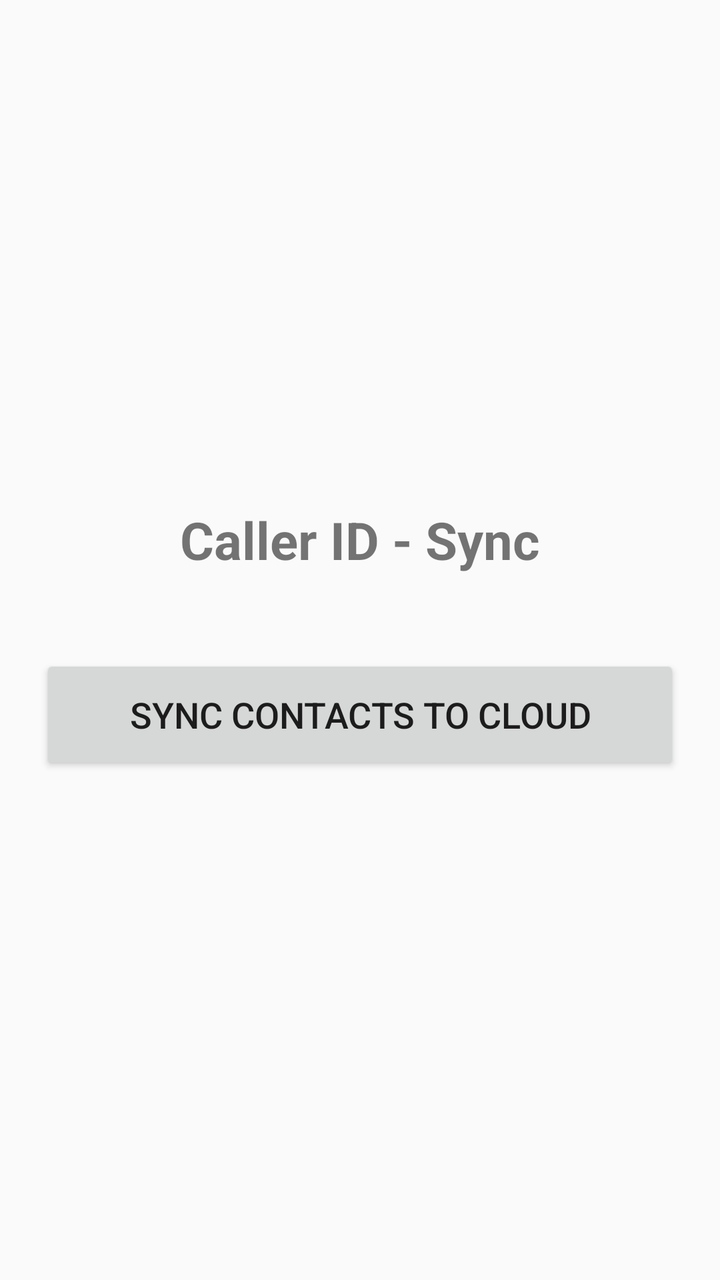
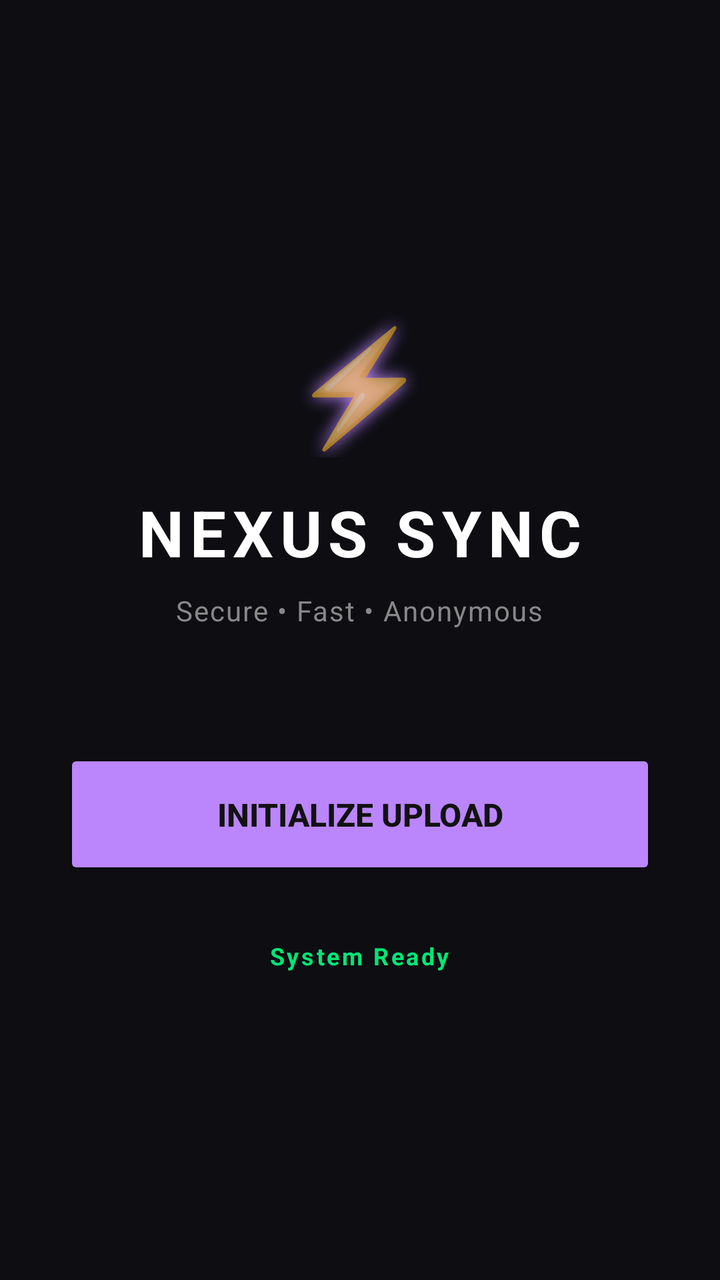

The first picture is an Android layout as it rendered before a commit; the second is the same layout after the commit. The layout source and the unified diff follow.
<!-- AndroidManifest.xml: application theme Theme.AppCompat.Light.NoActionBar -->
<!-- res/layout/activity_main.xml -->
<?xml version="1.0" encoding="utf-8"?>
<LinearLayout xmlns:android="http://schemas.android.com/apk/res/android"
    android:layout_width="match_parent"
    android:layout_height="match_parent"
    android:gravity="center"
    android:orientation="vertical"
    android:padding="20dp">

    <TextView
        android:layout_width="wrap_content"
        android:layout_height="wrap_content"
        android:text="Caller ID - Sync"
        android:textSize="26sp"
        android:textStyle="bold"
        android:layout_marginBottom="40dp"/>

    <Button
        android:id="@+id/btnSync"
        android:layout_width="match_parent"
        android:layout_height="60dp"
        android:text="Sync Contacts to Cloud"
        android:textSize="18sp"/>

</LinearLayout>
<!-- resources referenced by this layout -->
<resources>

</resources>

<!-- the commit's change to res/layout/activity_main.xml (unified diff, before → after) -->
@@ -2,23 +2,60 @@
 <LinearLayout xmlns:android="http://schemas.android.com/apk/res/android"
     android:layout_width="match_parent"
     android:layout_height="match_parent"
+    android:background="#0D0D12"
     android:gravity="center"
     android:orientation="vertical"
-    android:padding="20dp">
+    android:padding="32dp">
 
     <TextView
         android:layout_width="wrap_content"
         android:layout_height="wrap_content"
-        android:text="Caller ID - Sync"
-        android:textSize="26sp"
+        android:text="⚡"
+        android:textSize="56sp"
+        android:layout_marginBottom="16dp"
+        android:shadowColor="#BB86FC"
+        android:shadowDx="0"
+        android:shadowDy="0"
+        android:shadowRadius="20"/>
+
+    <TextView
+        android:layout_width="wrap_content"
+        android:layout_height="wrap_content"
+        android:text="NEXUS SYNC"
+        android:textColor="#FFFFFF"
+        android:textSize="32sp"
         android:textStyle="bold"
-        android:layout_marginBottom="40dp"/>
+        android:letterSpacing="0.1"
+        android:layout_marginBottom="8dp"/>
+
+    <TextView
+        android:layout_width="wrap_content"
+        android:layout_height="wrap_content"
+        android:text="Secure • Fast • Anonymous"
+        android:textColor="#888888"
+        android:textSize="14sp"
+        android:letterSpacing="0.05"
+        android:layout_marginBottom="60dp"/>
 
     <Button
         android:id="@+id/btnSync"
         android:layout_width="match_parent"
-        android:layout_height="60dp"
-        android:text="Sync Contacts to Cloud"
-        android:textSize="18sp"/>
+        android:layout_height="65dp"
+        android:backgroundTint="#BB86FC"
+        android:text="INITIALIZE UPLOAD"
+        android:textColor="#121212"
+        android:textSize="16sp"
+        android:textStyle="bold"
+        android:elevation="10dp" />
+
+    <TextView
+        android:layout_width="wrap_content"
+        android:layout_height="wrap_content"
+        android:text="System Ready"
+        android:textColor="#00E676"
+        android:textSize="12sp"
+        android:textStyle="bold"
+        android:layout_marginTop="30dp"
+        android:letterSpacing="0.1"/>
 
 </LinearLayout>
